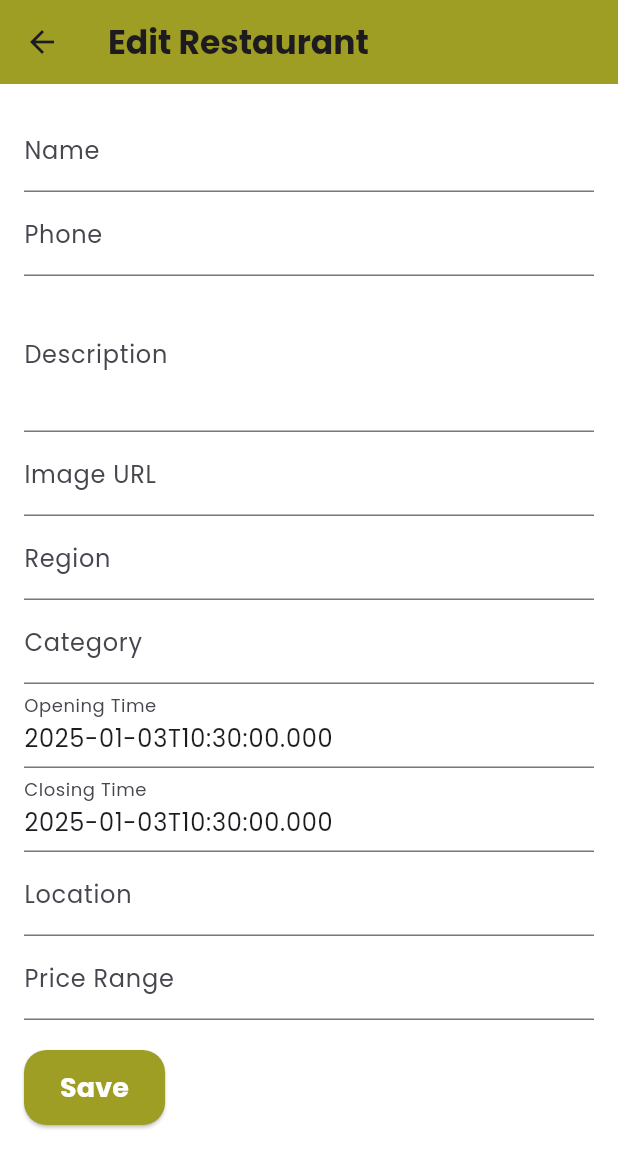
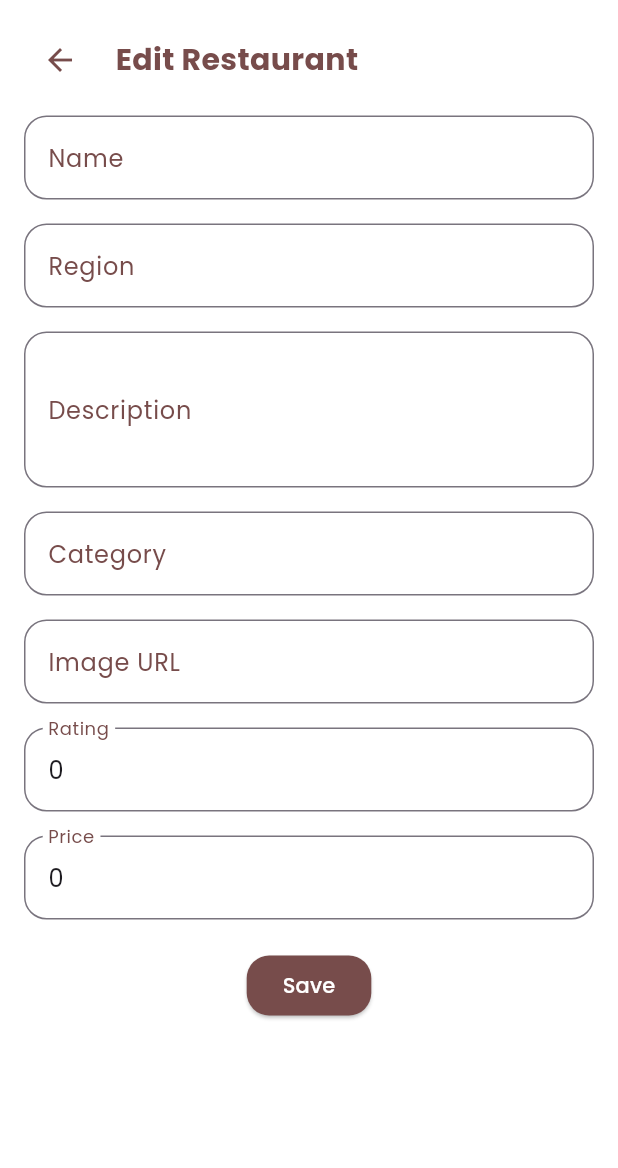
Before and after one commit to Hikarii308/AdminDAMupdate, a Flutter app: the EditRestaurantPage screen opened directly with empty values, on a phone screen of 412 x 824 dp. Shown: the top 1168 px of the screen. Run offline on Flutter 3.47's test engine with Material 3 defaults, Android fonts, the phone set to English and light mode, and no system bars; our stand-ins replace flutter_rating_bar, google_fonts, line_awesome_flutter, syncfusion_flutter_charts; network calls fail.

Commit message:
Update restoEdit.dart

```diff
--- a/lib/widgets/restoEdit.dart
+++ b/lib/widgets/restoEdit.dart
@@ -1,5 +1,6 @@
 import 'package:flutter/material.dart';
 import 'package:google_fonts/google_fonts.dart';
+import '../../constants/colors.dart';
 
 class EditRestaurantPage extends StatefulWidget {
   final Map<String, dynamic> restaurant;
@@ -11,107 +12,156 @@ class EditRestaurantPage extends StatefulWidget {
 }
 
 class _EditRestaurantPageState extends State<EditRestaurantPage> {
-  final TextEditingController nameController = TextEditingController();
-  final TextEditingController phoneController = TextEditingController();
-  final TextEditingController descriptionController = TextEditingController();
-  final TextEditingController imageUrlController = TextEditingController();
-  final TextEditingController regionController = TextEditingController();
-  final TextEditingController categoryController = TextEditingController();
-  final TextEditingController openingTimeController = TextEditingController();
-  final TextEditingController closingTimeController = TextEditingController();
-  final TextEditingController locationController = TextEditingController();
-  final TextEditingController priceRangeController = TextEditingController();
+  late TextEditingController nameController;
+  late TextEditingController regionController;
+  late TextEditingController descriptionController;
+  late TextEditingController categoryController;
+  late TextEditingController imageController;
+  late TextEditingController ratingController;
+  late TextEditingController priceController;
 
   @override
   void initState() {
     super.initState();
-    nameController.text = widget.restaurant['name'];
-    phoneController.text = widget.restaurant['Phone'];
-    descriptionController.text = widget.restaurant['Description'];
-    imageUrlController.text = widget.restaurant['ImageURL'];
-    regionController.text = widget.restaurant['RegionName'];
-    categoryController.text = widget.restaurant['CategoryName'];
-    openingTimeController.text = widget.restaurant['OpeningTime'];
-    closingTimeController.text = widget.restaurant['ClosingTime'];
-    locationController.text = widget.restaurant['Location'];
-    priceRangeController.text = widget.restaurant['PriceRange'];
+    nameController = TextEditingController(text: widget.restaurant['name'] ?? '');
+    regionController = TextEditingController(text: widget.restaurant['region'] ?? '');
+    descriptionController = TextEditingController(text: widget.restaurant['description'] ?? '');
+    categoryController = TextEditingController(text: widget.restaurant['category'] ?? '');
+    imageController = TextEditingController(text: widget.restaurant['image'] ?? '');
+    ratingController = TextEditingController(text: widget.restaurant['rating']?.toString() ?? '');
+    priceController = TextEditingController(text: widget.restaurant['price']?.toString() ?? '');
   }
 
   @override
   Widget build(BuildContext context) {
     return Scaffold(
       backgroundColor: Colors.white,
-      appBar: AppBar(
-        title: Text('Edit Restaurant', style: GoogleFonts.poppins(fontWeight: FontWeight.bold)),
-        backgroundColor: Colors.lime[800],
-      ),
-      body: SingleChildScrollView(
+      body: Padding(
         padding: const EdgeInsets.all(16.0),
         child: Column(
           crossAxisAlignment: CrossAxisAlignment.start,
           children: [
+            Row(
+              children: [
+                IconButton(
+                  icon: const Icon(Icons.arrow_back, color: redpink1),
+                  onPressed: () => Navigator.pop(context),
+                ),
+                const SizedBox(width: 13),
+                Text(
+                  "Edit Restaurant",
+                  style: GoogleFonts.poppins(color: redpink1, fontWeight: FontWeight.bold, fontSize: 20),
+                ),
+              ],
+            ),
+            const SizedBox(height: 13),
             TextField(
               controller: nameController,
-              decoration: InputDecoration(labelText: 'Name'),
-            ),
-            TextField(
-              controller: phoneController,
-              decoration: InputDecoration(labelText: 'Phone'),
-            ),
-            TextField(
-              controller: descriptionController,
-              decoration: InputDecoration(labelText: 'Description'),
-              maxLines: 3,
-            ),
-            TextField(
-              controller: imageUrlController,
-              decoration: InputDecoration(labelText: 'Image URL'),
-            ),
-            TextField(
-              controller: regionController,
-              decoration: InputDecoration(labelText: 'Region'),
-            ),
-            TextField(
-              controller: categoryController,
-              decoration: InputDecoration(labelText: 'Category'),
-            ),
-            TextField(
-              controller: openingTimeController,
-              decoration: InputDecoration(labelText: 'Opening Time'),
-            ),
-            TextField(
-              controller: closingTimeController,
-              decoration: InputDecoration(labelText: 'Closing Time'),
-            ),
-            TextField(
-              controller: locationController,
-              decoration: InputDecoration(labelText: 'Location'),
-            ),
-            TextField(
-              controller: priceRangeController,
-              decoration: InputDecoration(labelText: 'Price Range'),
-            ),
-            const SizedBox(height: 20),
-            ElevatedButton(
-              onPressed: () {
-                // Hna normalement save
-                Navigator.pop(context);
-              },
-              style: ElevatedButton.styleFrom(
-                backgroundColor: Colors.lime[800],
-                padding: const EdgeInsets.symmetric(horizontal: 24, vertical: 12),
-                shape: RoundedRectangleBorder(
+              decoration: InputDecoration(
+                labelText: 'Name',
+                labelStyle: GoogleFonts.poppins(color: redpink1),
+                border: OutlineInputBorder(borderRadius: BorderRadius.circular(15)),
+                focusedBorder: OutlineInputBorder(
+                  borderSide: BorderSide(color: redpink1, width: 2.0),
                   borderRadius: BorderRadius.circular(15),
                 ),
               ),
-              child: Text(
-                'Save',
-                style: GoogleFonts.poppins(
-                  textStyle: const TextStyle(
-                    fontSize: 18,
-                    color: Colors.white,
-                    fontWeight: FontWeight.bold,
-                  ),
+            ),
+            const SizedBox(height: 16),
+            TextField(
+              controller: regionController,
+              decoration: InputDecoration(
+                labelText: 'Region',
+                labelStyle: GoogleFonts.poppins(color: redpink1),
+                border: OutlineInputBorder(borderRadius: BorderRadius.circular(15)),
+                focusedBorder: OutlineInputBorder(
+                  borderSide: BorderSide(color: redpink1, width: 2.0),
+                  borderRadius: BorderRadius.circular(15),
+                ),
+              ),
+            ),
+            const SizedBox(height: 16),
+            TextField(
+              controller: descriptionController,
+              decoration: InputDecoration(
+                labelText: 'Description',
+                labelStyle: GoogleFonts.poppins(color: redpink1),
+                border: OutlineInputBorder(borderRadius: BorderRadius.circular(15)),
+                focusedBorder: OutlineInputBorder(
+                  borderSide: BorderSide(color: redpink1, width: 2.0),
+                  borderRadius: BorderRadius.circular(15),
+                ),
+              ),
+              maxLines: 3,
+            ),
+            const SizedBox(height: 16),
+            TextField(
+              controller: categoryController,
+              decoration: InputDecoration(
+                labelText: 'Category',
+                labelStyle: GoogleFonts.poppins(color: redpink1),
+                border: OutlineInputBorder(borderRadius: BorderRadius.circular(15)),
+                focusedBorder: OutlineInputBorder(
+                  borderSide: BorderSide(color: redpink1, width: 2.0),
+                  borderRadius: BorderRadius.circular(15),
+                ),
+              ),
+            ),
+            const SizedBox(height: 16),
+            TextField(
+              controller: imageController,
+              decoration: InputDecoration(
+                labelText: 'Image URL',
+                labelStyle: GoogleFonts.poppins(color: redpink1),
+                border: OutlineInputBorder(borderRadius: BorderRadius.circular(15)),
+                focusedBorder: OutlineInputBorder(
+                  borderSide: BorderSide(color: redpink1, width: 2.0),
+                  borderRadius: BorderRadius.circular(15),
+                ),
+              ),
+            ),
+            const SizedBox(height: 16),
+            TextField(
+              controller: ratingController,
+              decoration: InputDecoration(
+                labelText: 'Rating',
+                labelStyle: GoogleFonts.poppins(color: redpink1),
+                border: OutlineInputBorder(borderRadius: BorderRadius.circular(15)),
+                focusedBorder: OutlineInputBorder(
+                  borderSide: BorderSide(color: redpink1, width: 2.0),
+                  borderRadius: BorderRadius.circular(15),
+                ),
+              ),
+              keyboardType: TextInputType.number,
+            ),
+            const SizedBox(height: 16),
+            TextField(
+              controller: priceController,
+              decoration: InputDecoration(
+                labelText: 'Price',
+                labelStyle: GoogleFonts.poppins(color: redpink1),
+                border: OutlineInputBorder(borderRadius: BorderRadius.circular(15)),
+                focusedBorder: OutlineInputBorder(
+                  borderSide: BorderSide(color: redpink1, width: 2.0),
+                  borderRadius: BorderRadius.circular(15),
+                ),
+              ),
+              keyboardType: TextInputType.number,
+            ),
+            const SizedBox(height: 20),
+            Center(
+              child: ElevatedButton(
+                style: ElevatedButton.styleFrom(
+                  backgroundColor: redpink1,
+                  shape: RoundedRectangleBorder(borderRadius: BorderRadius.circular(15)),
+                ),
+                onPressed: () {
+                  // Hnaya ndirou save option ma3ftch <3
+                  Navigator.pop(context);
+                },
+                child: Text(
+                  "Save",
+                  style: GoogleFonts.poppins(color: Colors.white),
                 ),
               ),
             ),
```
